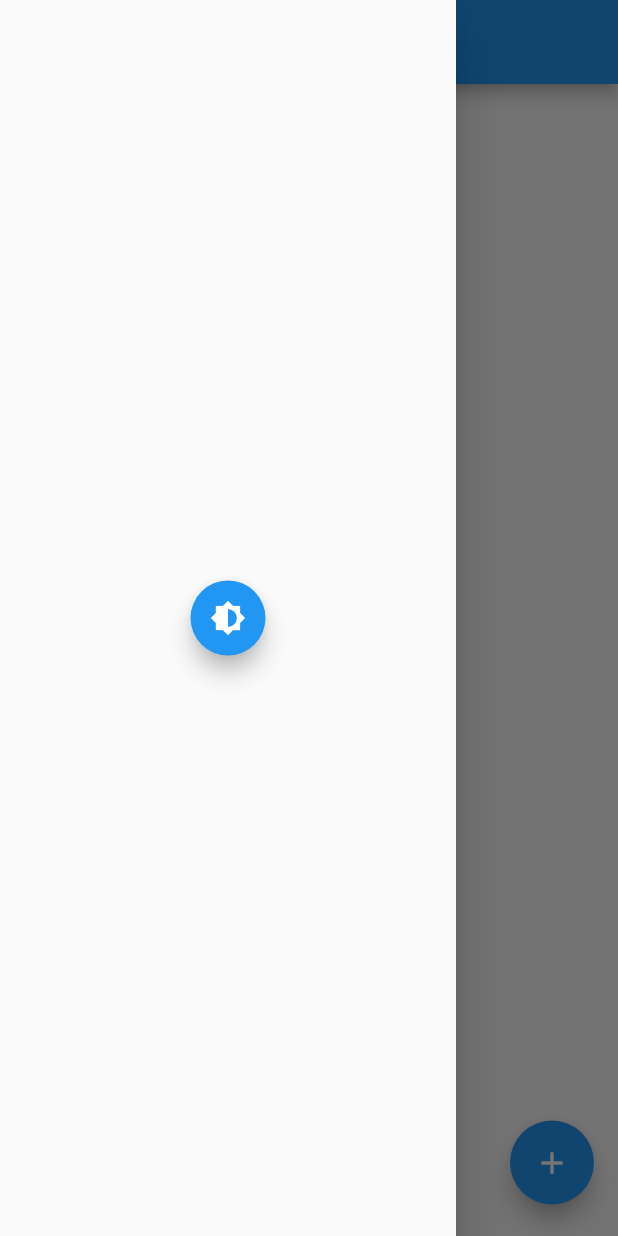
After one commit to KonstantinDuda/flutter_BLoC, a Flutter app: the RootPage screen opened directly, with the side drawer open, on a phone screen of 412 x 824 dp. The commit adds this screen. Run offline on Flutter 3.47's test engine with Material 2 defaults, Android fonts, the phone set to English and light mode, and no system bars; our stand-ins replace flutter_bloc; missing offline and left inert: theme_switch.

Commit message:
Drawer
Move drawer in new file

```diff
--- /dev/null
+++ b/lib/view/my_drawer.dart
@@ -0,0 +1,29 @@
+import 'package:flutter/material.dart';
+import 'package:flutter_bloc/flutter_bloc.dart';
+
+import '../bloc/theme_cubit.dart';
+
+class MyDrawer extends StatelessWidget {
+  @override
+  Widget build(BuildContext context) {
+    return BlocBuilder<ThemeCubit, ThemeData>(
+      // При необходимости можно указать  кубит, ограниченный
+      // одним виджетом и недоступный через провайдер и текущий контекст
+      builder: (_, theme) {
+        return Drawer(
+          child: Center(
+            child: Container(
+              width: 50.0,
+              height: 50.0,
+              child: FloatingActionButton(
+                mini: true,
+                child: Icon(Icons.brightness_6),
+                onPressed: () => context.read<ThemeCubit>().toggleTheme(),
+              ),
+            ),
+          ),
+        );
+      },
+    );
+  }
+}
--- a/lib/view/root_page.dart
+++ b/lib/view/root_page.dart
@@ -1,17 +1,26 @@
 import 'package:flutter/material.dart';
 import 'package:flutter_bloc/flutter_bloc.dart';
 
+import 'package:theme_switch/bloc/provider_bloc.dart';
+
 import '../bloc/counter_bloc.dart';
-import '../bloc/theme_cubit.dart';
+//import '../bloc/theme_cubit.dart';
+import 'my_drawer.dart';
 //import 'my_dialog.dart';
 
 class RootPage extends StatelessWidget {
 
   @override
   Widget build(BuildContext context) {
-    return Scaffold(
+    return /*BlocListener<ProviderBloc, ProviderState>(
+      listener: (context, state) {
+        if (state is ChackState) {
+          Navigator.of(context).pushNamed('/chackPage');
+        }
+      },
+    child:*/ Scaffold(
       appBar: AppBar(title: const Text('Counter on SwitchTheme')),
-      drawer: Drawer(
+      drawer: MyDrawer(),  /*Drawer(
         child: Center(
           child: Container(
             width: 50.0,
@@ -23,7 +32,7 @@ class RootPage extends StatelessWidget {
             ),
           ),
         ),
-      ),
+      ),*/
       // Блок строитель обрабатывает создание виджета в
       // ответ на новое состояние.
       // (потенциально) Функция строитель может
@@ -46,7 +55,10 @@ class RootPage extends StatelessWidget {
                 // когда меняет тему приложения
                 style: Theme.of(context).textTheme.headline6,
                 ),),
-                onPressed: (){},
+                onPressed: (){
+                  //Navigator.pushNamed(context, '/chackPage');
+                  BlocProvider.of<ProviderBloc>(context).add(ProviderEvent.chackPage);
+                },
               ),
               //),
             ),
@@ -109,6 +121,7 @@ class RootPage extends StatelessWidget {
           ),*/
         ],
       ),
+    //),
     );
   }
 }
```
Also changed, not shown: lib/view/chack_page.dart (+9 -4 lines).
